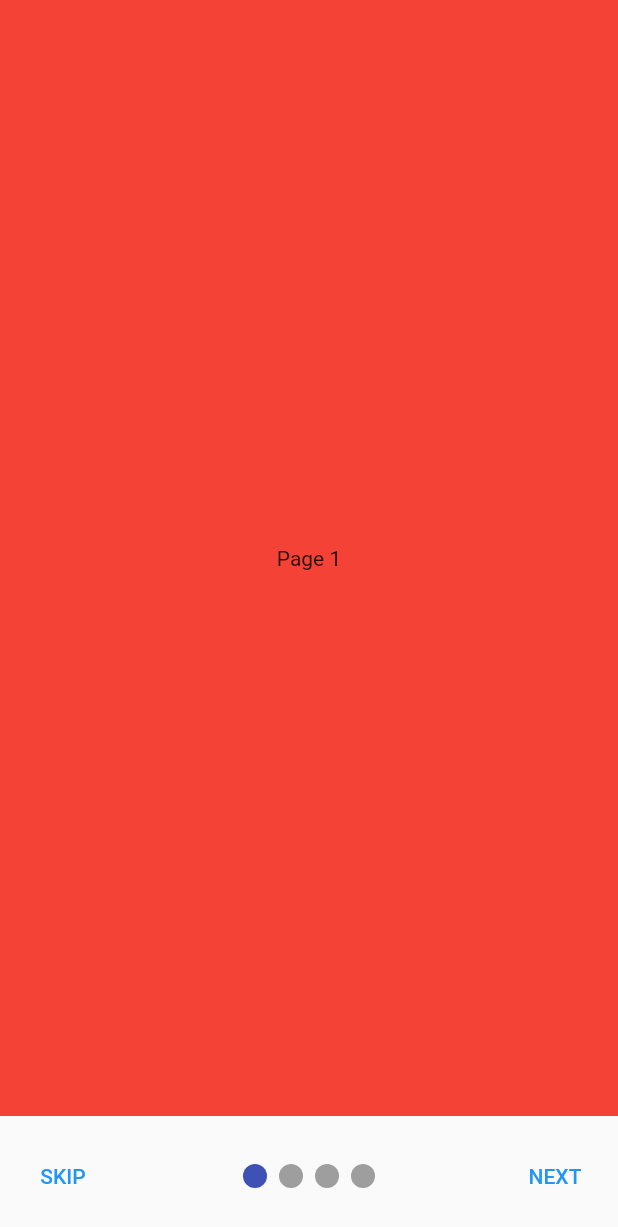
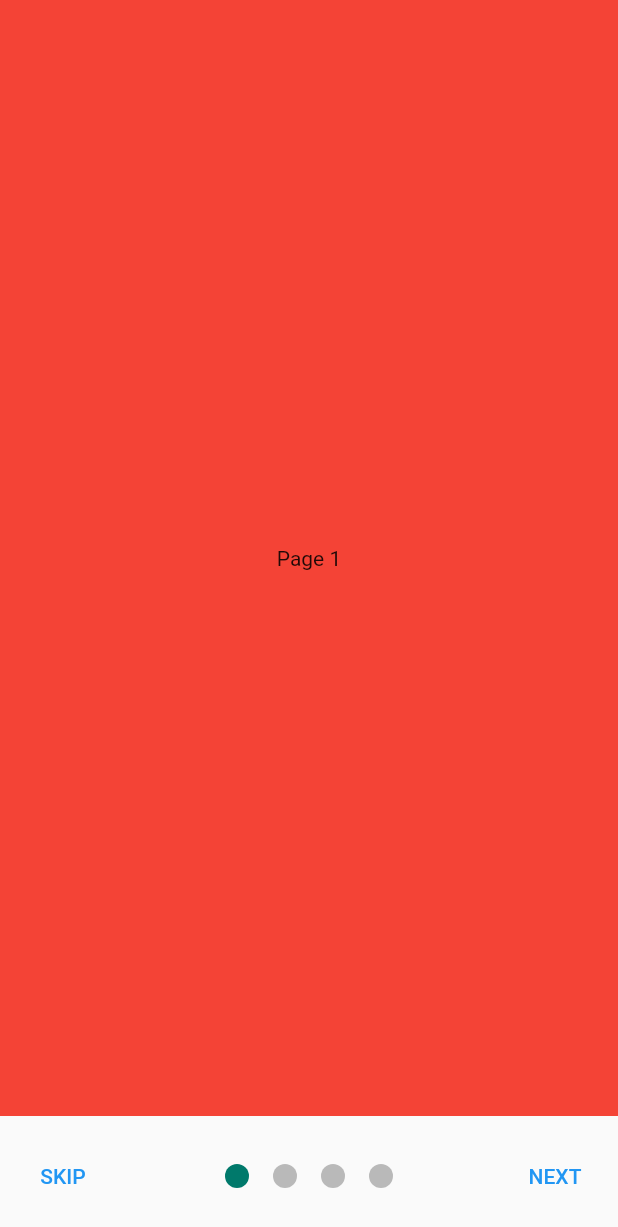
Before and after one commit to mdrislam/Onboarding-Screen, a Flutter app: the screen it shows after launch, on a phone screen of 412 x 824 dp. Shown: the top 1227 px of the screen. Run offline on Flutter 3.47's test engine with Material 2 defaults, Android fonts, the phone set to English and light mode, and no system bars; drawn by our look-alikes of smooth_page_indicator.

Commit message:
add smooth indicator Style

```diff
--- a/lib/onboarding_screen.dart
+++ b/lib/onboarding_screen.dart
@@ -66,6 +66,10 @@ class _OnboardingScreenState extends State<OnboardingScreen> {
               child: SmoothPageIndicator(
                 controller: controller,
                 count: 4,
+                effect: WormEffect(
+                  spacing: 16,
+                  dotColor: Colors.black26,
+                  activeDotColor: Colors.teal.shade700),
               ),
             ),
             TextButton(
```
